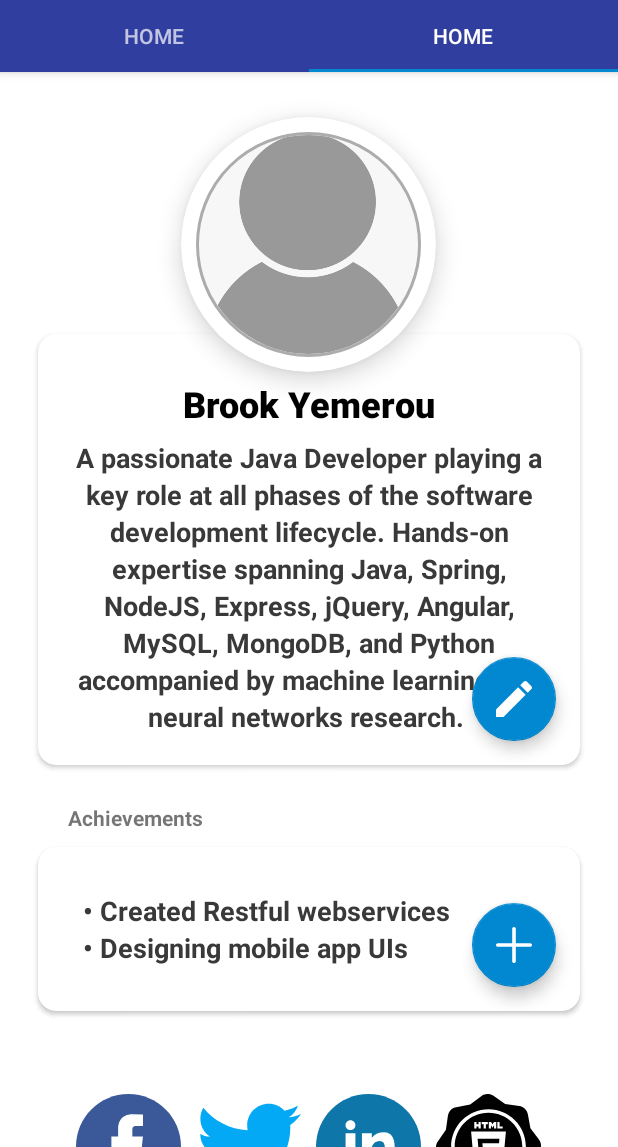
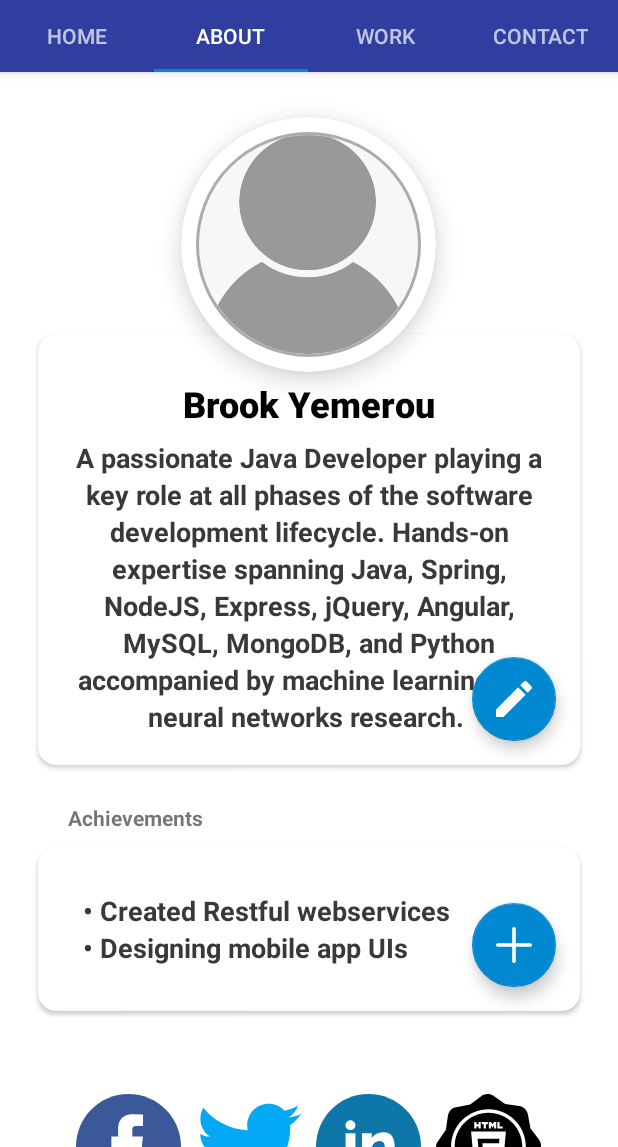
Before and after one commit to MihreteabKidane/Assignment-6, an Android app: the screen it shows after launch (MainActivity), tab 2 chosen, on a phone screen of 412 x 824 dp, the part 89-1236 px from its top. Run offline under Robolectric (Android 15) with nearby library versions, the light colour scheme and no system bars; our stand-ins replace CircleImageView; Roboto replaces fonts that are not available here.

Commit message:
Extra Tabs Added

```diff
--- a/app/src/main/java/com/example/cvapp/ui/main/SectionsPagerAdapter.kt
+++ b/app/src/main/java/com/example/cvapp/ui/main/SectionsPagerAdapter.kt
@@ -19,6 +19,9 @@ class SectionsPagerAdapter(private val context: Context, fm: FragmentManager)
         // Return a PlaceholderFragment (defined as a static inner class below).
         return when(position) {
             0 -> HomeFragment.newInstance("Home", "param2")
+            1 -> HomeFragment.newInstance("About", "param2")
+            2 -> HomeFragment.newInstance("Work", "param2")
+            3 -> HomeFragment.newInstance("Contact", "param2")
             else -> HomeFragment.newInstance("Home", "param2")
         }
     }
@@ -26,12 +29,15 @@ class SectionsPagerAdapter(private val context: Context, fm: FragmentManager)
     override fun getPageTitle(position: Int): CharSequence? {
         return when(position) {
             0 -> "Home"
+            1 -> "About"
+            2 -> "Work"
+            3 -> "Contact"
             else -> "Home"
         }
     }
 
     override fun getCount(): Int {
         // Show 2 total pages.
-        return 2
+        return 4
     }
 }
```
